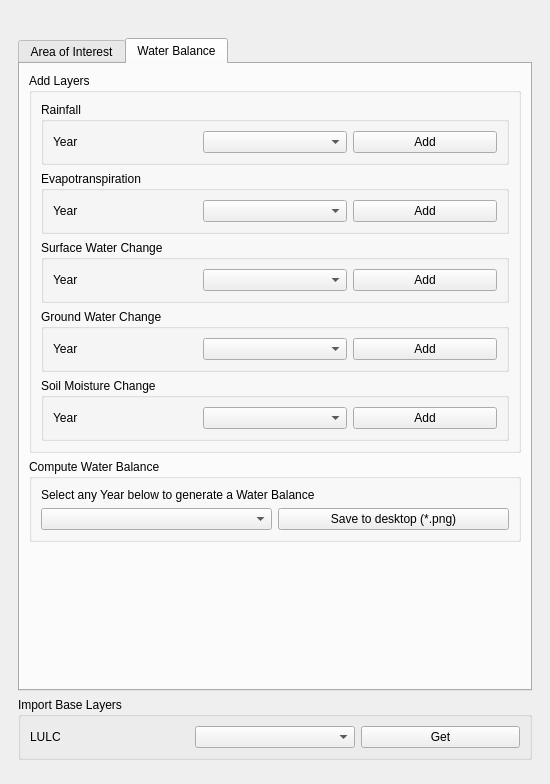
This is rw_dockwidget_base_trial_tabs.ui in atreebangalore/jaltol as Qt 5 draws it before an edit. The edited form follows.
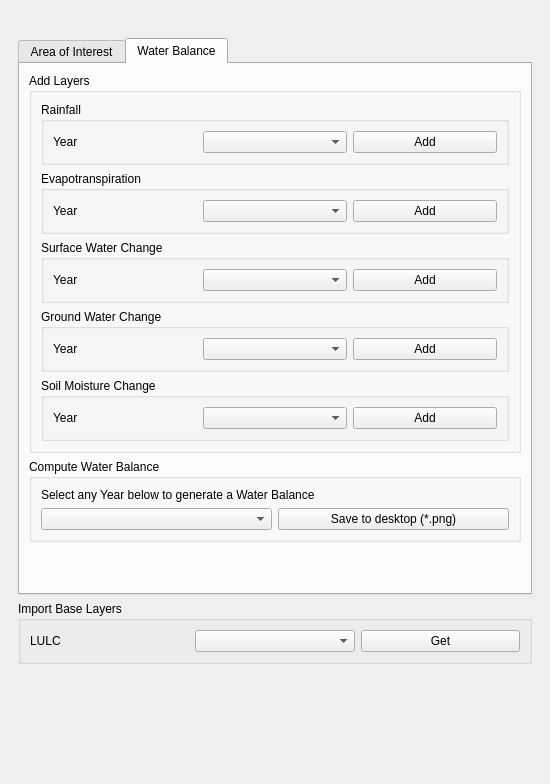
This is the edited form. The open tabs and pages were chosen to show the change. Custom widgets are drawn as their Qt base class.

Commit message: changed ui max height

What changed in the file:
```diff
--- a/rw_dockwidget_base_trial_tabs.ui
+++ b/rw_dockwidget_base_trial_tabs.ui
@@ -23,7 +23,7 @@
    <property name="maximumSize">
     <size>
      <width>550</width>
-     <height>16777215</height>
+     <height>850</height>
     </size>
    </property>
    <layout class="QVBoxLayout" name="verticalLayout_5">
@@ -464,6 +464,19 @@
          </layout>
         </widget>
        </item>
+       <item>
+        <spacer name="verticalSpacer_3">
+         <property name="orientation">
+          <enum>Qt::Vertical</enum>
+         </property>
+         <property name="sizeHint" stdset="0">
+          <size>
+           <width>20</width>
+           <height>40</height>
+          </size>
+         </property>
+        </spacer>
+       </item>
        <item>
         <widget class="QDialogButtonBox" name="buttonBox">
          <property name="orientation">
```
Left out of the diff: 2 changed lines with no effect on the pictures.
